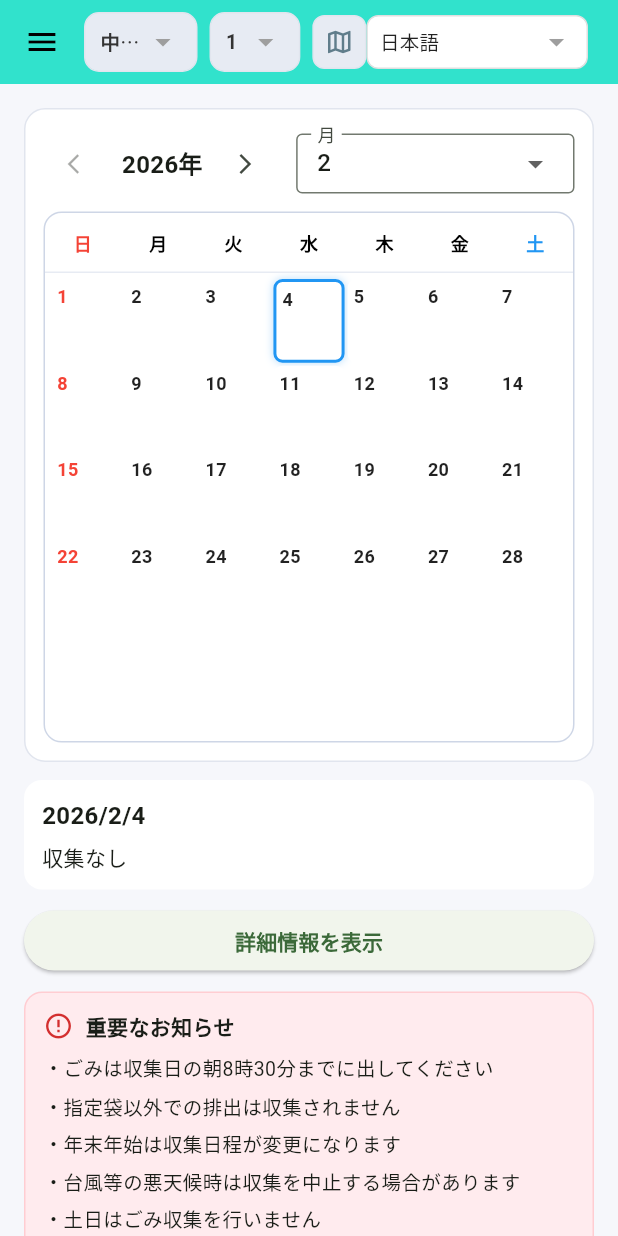
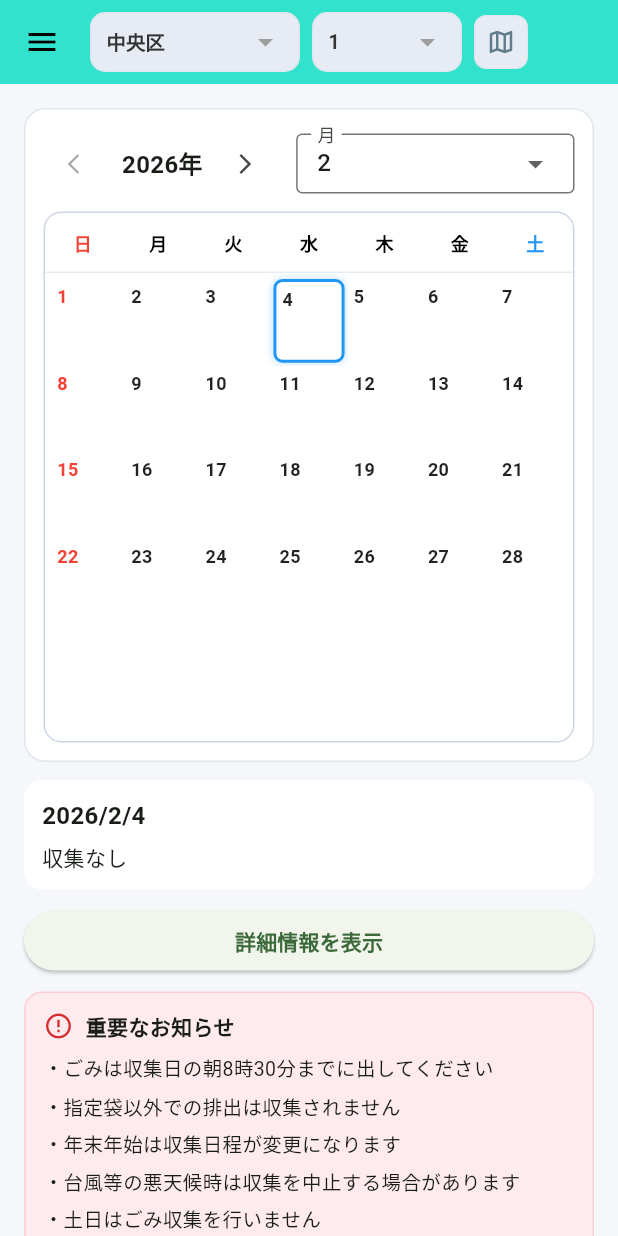
Before and after one commit to ryusei1025/team4, a Flutter app: the screen it shows after launch, on a phone screen of 412 x 824 dp. Run offline on Flutter 3.47's test engine with Material 3 defaults, Android fonts, the phone set to English and light mode, and no system bars; our stand-ins replace csv, flutter_local_notifications, google_maps_flutter, image_picker, permission_handler, shared_preferences and 1 more.

Commit message:
言語ボタン調整

```diff
--- a/frontend/lib/calendar_page.dart
+++ b/frontend/lib/calendar_page.dart
@@ -627,7 +627,7 @@ class _CalendarScreenState extends State<CalendarScreen> {
 
       // --- AppBar ---
       appBar: AppBar(
-        centerTitle: true,
+        centerTitle: true, // これが重要
         titleSpacing: 0,
         backgroundColor: const Color.fromARGB(
           255,
@@ -641,22 +641,20 @@ class _CalendarScreenState extends State<CalendarScreen> {
             onPressed: () => Scaffold.of(ctx).openDrawer(),
           ),
         ),
-        title: Container(
-          padding: EdgeInsets.zero,
-          child: Row(
-            mainAxisAlignment: MainAxisAlignment.center,
-            mainAxisSize: MainAxisSize.min,
+        // ★修正: Containerをやめて、制約のない状態でRowを置く
+        title: Row(
+          mainAxisAlignment: MainAxisAlignment.center, // 中央寄せ
+          mainAxisSize: MainAxisSize.min, // コンテンツの幅に合わせる
           children: [
             // ① 区を選ぶドロップダウン
-              Flexible(
-                flex: 5,
+            // Flexibleだと縮みすぎてしまうことがあるので、Containerで幅を指定するか、
+            // そのまま置いてみるのが良いです。ここではConstrainedBoxで最大幅を制限します。
+            ConstrainedBox(
+              constraints: const BoxConstraints(maxWidth: 140), // 幅を程よく制限
               child: _HeaderDropdown<String>(
-                  // ラベル: 日本語なら「区」、英語なら「Ward」
                 label: _trans['ward'] ?? '区',
                 value: _selectedWard,
                 items: _wardList,
-                  // ★修正: リストの中身の表示名を言語で切り替え
-                  // 日本語ならそのまま(v)、英語ならマップから変換(_wardNamesEn[v])
                 itemLabel: (v) =>
                     _lang == UiLang.ja ? v : (_wardNamesEn[v] ?? v),
                 width: null,
@@ -672,13 +670,12 @@ class _CalendarScreenState extends State<CalendarScreen> {
             const SizedBox(width: 8),
 
             // ② 番号を選ぶドロップダウン
-              Expanded(
-                flex: 4,
+            ConstrainedBox(
+               constraints: const BoxConstraints(maxWidth: 100), // 幅を程よく制限
                child: _HeaderDropdown<String>(
-                  label: 'No.', // "No."は英語・日本語共通でOK
+                label: 'No.',
                 value: _selectedArea,
                 items: _areaData[_selectedWard]!,
-                  // 「中央区1」から「中央区」を消して「1」だけ表示（数字なので翻訳不要）
                 itemLabel: (v) => v.replaceFirst(_selectedWard, ''),
                 width: null,
                 onChanged: (newArea) {
@@ -708,25 +705,12 @@ class _CalendarScreenState extends State<CalendarScreen> {
                   size: 20,
                   color: Colors.blueGrey,
                 ),
-                  // ツールチップの翻訳
                 tooltip: _lang == UiLang.ja ? '地図を確認' : 'Check Map',
                 onPressed: _showAreaMapDialog,
               ),
             ),
           ],
         ),
-        ),
-        actions: [
-          Padding(
-            padding: const EdgeInsets.only(right: 12),
-            child: LanguageSelector(
-              currentLang: _lang,
-              onChanged: (v) {
-                _loadTranslations(v);
-              },
-            ),
-          ),
-        ],
       ),
 
       // --- Body ---
--- a/frontend/lib/main.dart
+++ b/frontend/lib/main.dart
@@ -50,7 +50,7 @@ class MyApp extends StatelessWidget {
       initialRoute: '/',
       routes: {
         '/': (context) => const CalendarScreen(),
-        '/dictionary': (context) => const SearchScreen(),
+        '/search': (context) => const SearchScreen(),
         '/camera': (context) => const CameraScreen(),
         '/map': (context) => const TrashBinMapScreen(), // ★マップ画面のルートを追加
       },
--- a/frontend/lib/trash_bin_api.dart
+++ b/frontend/lib/trash_bin_api.dart
@@ -1,7 +1,7 @@
 import 'dart:convert';
-import 'package:flutter/foundation.dart'; // ← 追加
+import 'package:flutter/foundation.dart';
 import 'package:http/http.dart' as http;
-import 'constants.dart';
+// ★修正: 使われていない import 'constants.dart'; を削除しました
 
 class TrashBin {
   final int id;
```
Also changed, not shown: frontend/lib/map_screen.dart (+30 -34 lines), frontend/pubspec.lock, 3 other files. Lines whose indentation alone changed are shown as unchanged.
